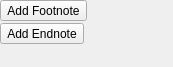
This is plugins/textshape/dialogs/SimpleFootEndNotesWidget.ui in KDE/krita as Qt 5 draws it before an edit. The edited form follows.
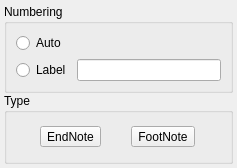
This is the edited form.

Commit message: Added ui and implementation for footnotes

What changed in the file:
```diff
--- a/plugins/textshape/dialogs/SimpleFootEndNotesWidget.ui
+++ b/plugins/textshape/dialogs/SimpleFootEndNotesWidget.ui
@@ -6,8 +6,8 @@
    <rect>
     <x>0</x>
     <y>0</y>
-    <width>173</width>
-    <height>67</height>
+    <width>237</width>
+    <height>168</height>
    </rect>
   </property>
   <property name="sizePolicy">
@@ -16,77 +16,74 @@
     <verstretch>0</verstretch>
    </sizepolicy>
   </property>
-  <layout class="QGridLayout" name="gridLayout_2" columnstretch="0,1">
+  <layout class="QVBoxLayout" name="verticalLayout">
+   <property name="spacing">
+    <number>0</number>
+   </property>
    <property name="margin">
-    <number>0</number>
+    <number>4</number>
    </property>
-   <property name="spacing">
-    <number>0</number>
-   </property>
-   <item row="0" column="0">
-    <layout class="QGridLayout" name="gridLayout">
-     <property name="spacing">
-      <number>2</number>
-     </property>
-     <item row="0" column="0" rowspan="2">
-      <widget class="QToolButton" name="addCitation">
+   <item>
+    <widget class="QGroupBox" name="numbering">
+     <property name="title">
+      <string>Numbering</string>
+     </property>
+     <layout class="QVBoxLayout" name="verticalLayout_2">
+      <item>
+       <widget class="QRadioButton" name="autoNumbering">
        <property name="text">
-        <string>Add Footnote</string>
-       </property>
-       <property name="autoRaise">
-        <bool>false</bool>
-       </property>
-      </widget>
-     </item>
-     <item row="2" column="0">
-      <widget class="QToolButton" name="addBibliography">
+         <string>Auto</string>
+        </property>
+       </widget>
+      </item>
+      <item>
+       <layout class="QHBoxLayout" name="horizontalLayout">
+        <item>
+         <widget class="QRadioButton" name="label">
        <property name="text">
-        <string>Add Endnote</string>
-       </property>
-       <property name="autoRaise">
-        <bool>false</bool>
-       </property>
-      </widget>
-     </item>
-    </layout>
-   </item>
-   <item row="0" column="1">
-    <spacer name="horizontalSpacer_2">
-     <property name="orientation">
-      <enum>Qt::Horizontal</enum>
+           <string>Label</string>
+          </property>
+         </widget>
+        </item>
+        <item>
+         <widget class="QLineEdit" name="characterEdit"/>
+        </item>
+       </layout>
+      </item>
+     </layout>
+    </widget>
+   </item>
+   <item>
+    <widget class="QGroupBox" name="type">
+     <property name="title">
+      <string>Type</string>
      </property>
-     <property name="sizeType">
-      <enum>QSizePolicy::Preferred</enum>
-     </property>
-     <property name="sizeHint" stdset="0">
+     <layout class="QHBoxLayout" name="horizontalLayout_2">
+      <item>
+       <widget class="QToolButton" name="addEndnote">
+        <property name="text">
+         <string>EndNote</string>
+        </property>
+        <property name="iconSize">
       <size>
-       <width>0</width>
-       <height>20</height>
-      </size>
-     </property>
-    </spacer>
-   </item>
-   <item row="1" column="0">
-    <spacer>
-     <property name="orientation">
-      <enum>Qt::Vertical</enum>
-     </property>
-     <property name="sizeType">
-      <enum>QSizePolicy::Expanding</enum>
-     </property>
-     <property name="sizeHint" stdset="0">
-      <size>
-       <width>0</width>
-       <height>0</height>
-      </size>
-     </property>
-    </spacer>
+          <width>16</width>
+          <height>16</height>
+         </size>
+        </property>
+       </widget>
+      </item>
+      <item>
+       <widget class="QToolButton" name="addFootnote">
+        <property name="text">
+         <string>FootNote</string>
+        </property>
+       </widget>
    </item>
   </layout>
  </widget>
- <tabstops>
-  <tabstop>addCitation</tabstop>
- </tabstops>
+   </item>
+  </layout>
+ </widget>
  <resources/>
  <connections/>
 </ui>
```
Lines whose indentation alone changed are shown as unchanged. The commit also changes 12 other files.
